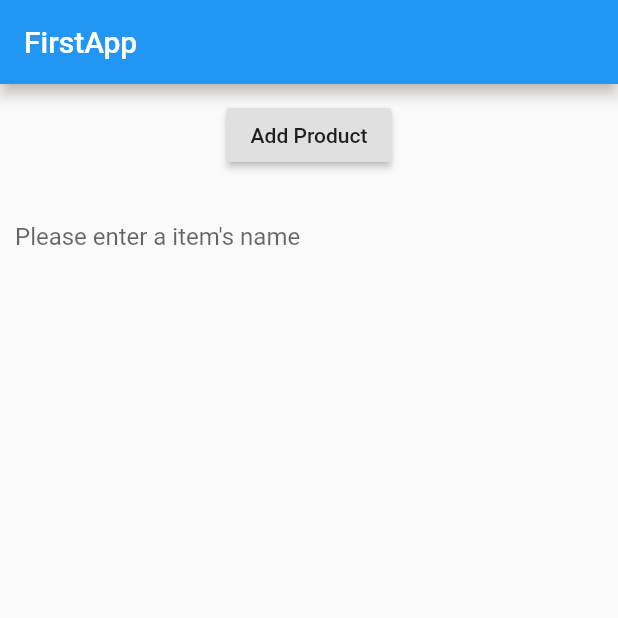
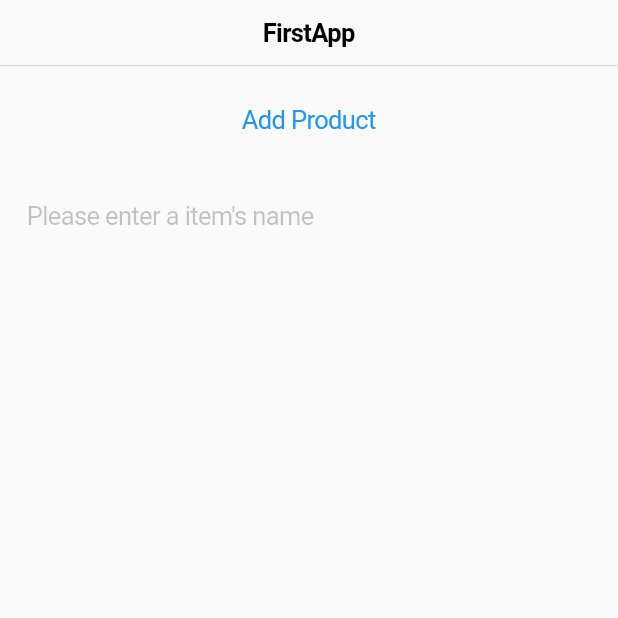
Before and after one commit to realkyr/Flutter_Playground, a Flutter app: the screen it shows after launch, on a phone screen of 412 x 824 dp, the top half of it. Run offline on Flutter 3.47's test engine with Material 2 defaults, Android fonts, the phone set to English and light mode, and no system bars.

Commit message:
iOS style

```diff
--- a/lib/ProductManager.dart
+++ b/lib/ProductManager.dart
@@ -1,4 +1,5 @@
 import 'package:flutter/material.dart';
+import 'package:flutter/cupertino.dart';
 import './Product.dart';
 
 class ProductManager extends StatefulWidget {
@@ -25,7 +26,7 @@ class _ProductManagerState extends State<ProductManager> {
     return Column(children: <Widget>[
       Container(
         margin: EdgeInsets.all(10),
-        child: RaisedButton(
+        child: CupertinoButton(
           child: Text('Add Product'),
           onPressed: () {
             handleButton();
@@ -34,11 +35,13 @@ class _ProductManagerState extends State<ProductManager> {
       ),
       Container(
           margin: EdgeInsets.all(10),
-          child: TextField(
-            decoration: InputDecoration(
-              border: InputBorder.none,
-              hintText: 'Please enter a item\'s name'
+          child: CupertinoTextField(
+            decoration: BoxDecoration(
+              border: Border.all(
+                style: BorderStyle.none
+              )
             ),
+            placeholder: 'Please enter a item\'s name',
             controller: text,
         )
       ),
--- a/lib/main.dart
+++ b/lib/main.dart
@@ -1,4 +1,5 @@
 import 'package:flutter/material.dart';
+import 'package:flutter/cupertino.dart';
 import './ProductManager.dart';
 
 void main() => runApp(MyApp());
@@ -8,8 +9,8 @@ class MyApp extends StatelessWidget {
   Widget build(BuildContext context) {
     return MaterialApp(
       home: Scaffold(
-        appBar: AppBar(
-          title: Text("FirstApp"),
+        appBar: CupertinoNavigationBar(
+          middle: Text("FirstApp"),
         ),
         body: ProductManager()
         ),
```
